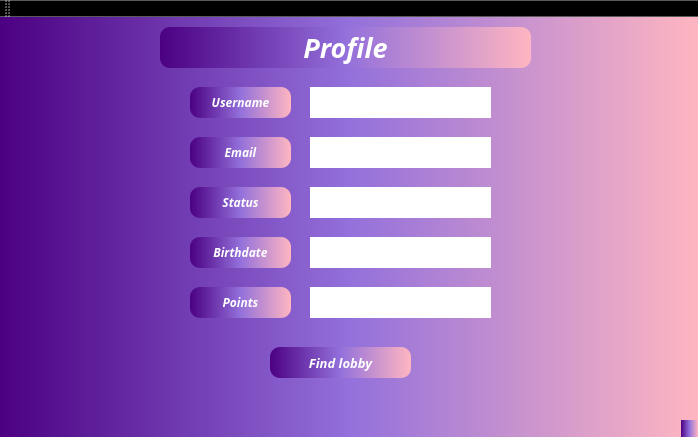
This is ProjectC++/GraphicInterface/ProfileInterface.ui in andreeamacsim/ProjectModernCpp as Qt 5 draws it before an edit. The edited form follows.
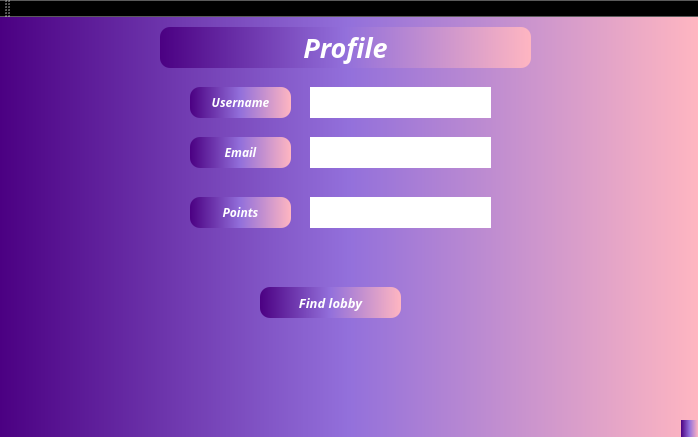
This is the edited form.

Commit message: I modified the profile interface and added functionality to a method

Diff of the .ui file:
```diff
--- a/ProjectC++/GraphicInterface/ProfileInterface.ui
+++ b/ProjectC++/GraphicInterface/ProfileInterface.ui
@@ -101,61 +101,11 @@
      <string>Email</string>
     </property>
    </widget>
-   <widget class="QPushButton" name="pushButton_4">
-    <property name="geometry">
-     <rect>
-      <x>190</x>
-      <y>220</y>
-      <width>101</width>
-      <height>31</height>
-     </rect>
-    </property>
-    <property name="font">
-     <font>
-      <family>Century Gothic</family>
-      <italic>true</italic>
-      <bold>true</bold>
-     </font>
-    </property>
-    <property name="styleSheet">
-     <string notr="true">background-color: qlineargradient(spread:pad, x1:0, y1:0, x2:1, y2:0, stop:0 rgba(75, 0, 130, 255), stop:0.5 rgba(147, 112, 219, 255), stop:1 rgba(255, 182, 193, 255));
-color: white;
-border-radius: 10px;</string>
-    </property>
-    <property name="text">
-     <string>Birthdate</string>
-    </property>
-   </widget>
-   <widget class="QPushButton" name="pushButton_5">
-    <property name="geometry">
-     <rect>
-      <x>190</x>
-      <y>170</y>
-      <width>101</width>
-      <height>31</height>
-     </rect>
-    </property>
-    <property name="font">
-     <font>
-      <family>Century Gothic</family>
-      <italic>true</italic>
-      <bold>true</bold>
-     </font>
-    </property>
-    <property name="styleSheet">
-     <string notr="true">background-color: qlineargradient(spread:pad, x1:0, y1:0, x2:1, y2:0, stop:0 rgba(75, 0, 130, 255), stop:0.5 rgba(147, 112, 219, 255), stop:1 rgba(255, 182, 193, 255));
-color: white;
-border-radius: 10px;</string>
-    </property>
-    <property name="text">
-     <string>Status</string>
-    </property>
-   </widget>
    <widget class="QPushButton" name="pushButton_6">
     <property name="geometry">
      <rect>
       <x>190</x>
-      <y>270</y>
+      <y>180</y>
       <width>101</width>
       <height>31</height>
      </rect>
@@ -208,43 +158,11 @@
      <string/>
     </property>
    </widget>
-   <widget class="QLabel" name="label_3">
-    <property name="geometry">
-     <rect>
-      <x>310</x>
-      <y>220</y>
-      <width>181</width>
-      <height>31</height>
-     </rect>
-    </property>
-    <property name="styleSheet">
-     <string notr="true">background-color:white</string>
-    </property>
-    <property name="text">
-     <string/>
-    </property>
-   </widget>
    <widget class="QLabel" name="label_4">
     <property name="geometry">
      <rect>
       <x>310</x>
-      <y>270</y>
-      <width>181</width>
-      <height>31</height>
-     </rect>
-    </property>
-    <property name="styleSheet">
-     <string notr="true">background-color:white</string>
-    </property>
-    <property name="text">
-     <string/>
-    </property>
-   </widget>
-   <widget class="QLabel" name="label_5">
-    <property name="geometry">
-     <rect>
-      <x>310</x>
-      <y>170</y>
+      <y>180</y>
       <width>181</width>
       <height>31</height>
      </rect>
@@ -259,8 +177,8 @@
    <widget class="QPushButton" name="pushButton_7">
     <property name="geometry">
      <rect>
-      <x>270</x>
-      <y>330</y>
+      <x>260</x>
+      <y>270</y>
       <width>141</width>
       <height>31</height>
      </rect>
```
The commit also changes 2 other files.
